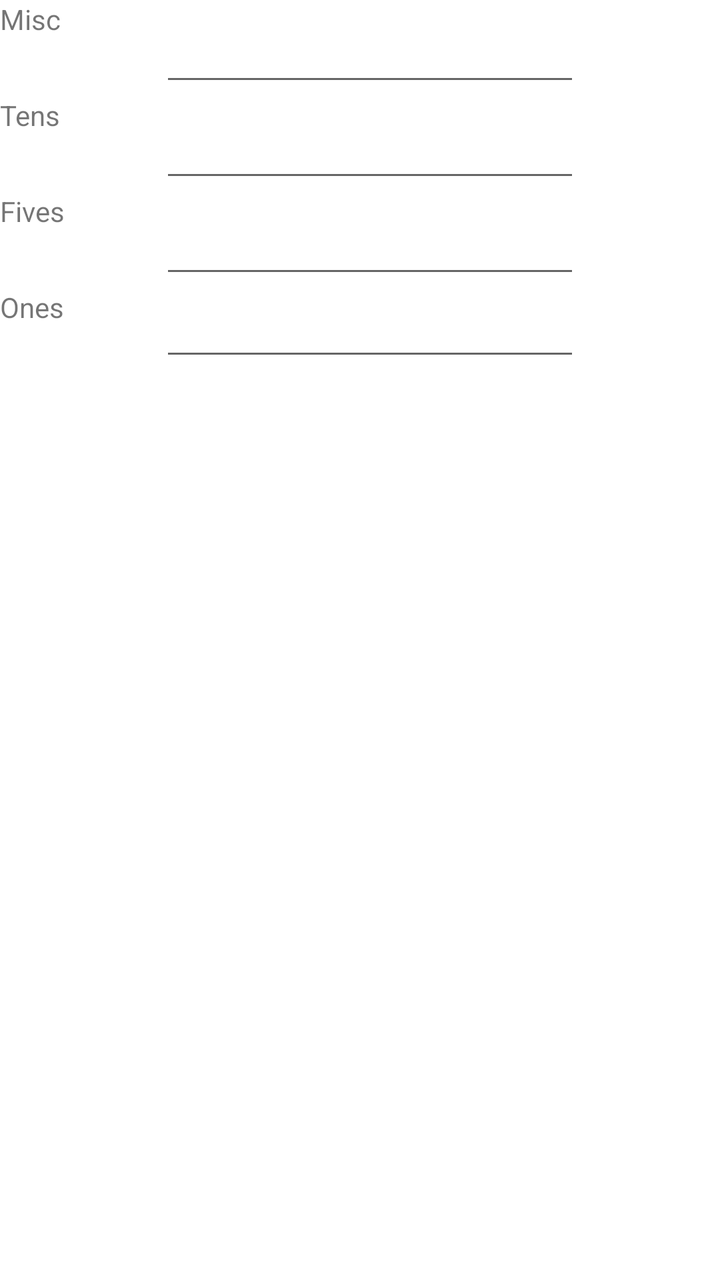
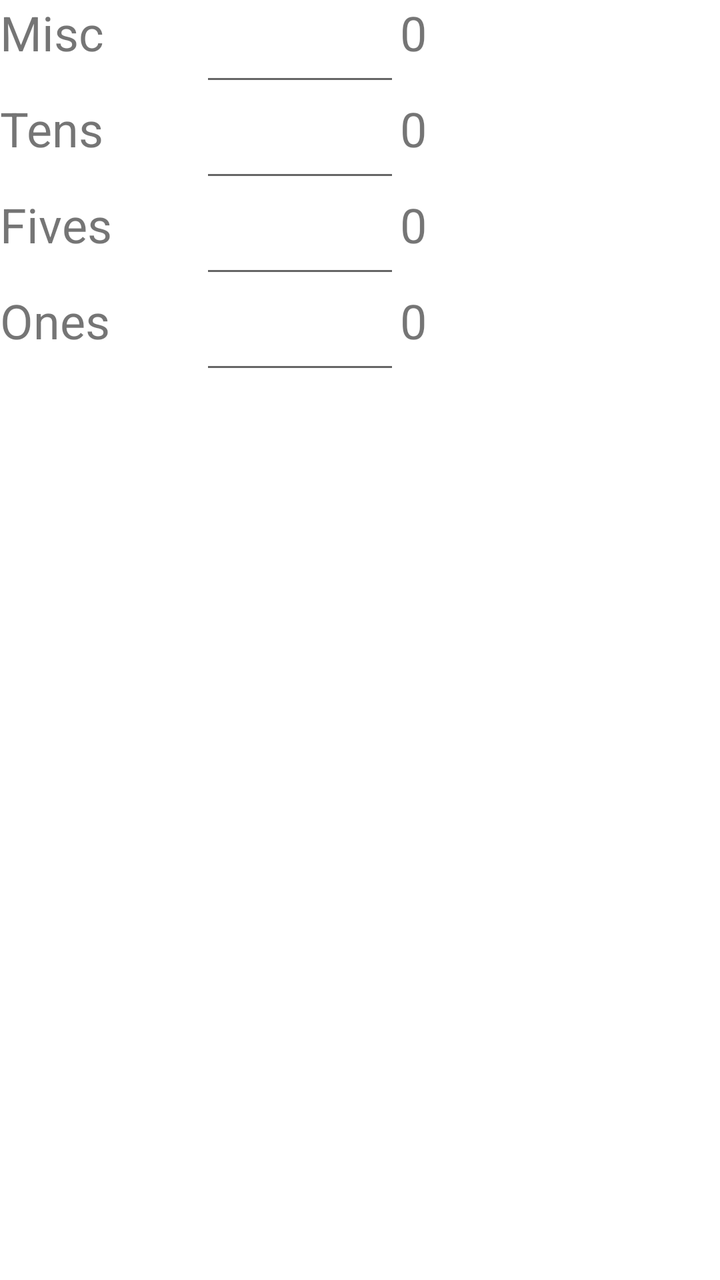

An Android layout rendered at two revisions. The XML below is the earlier revision; the diff shows what the commit changed to produce the second picture.
<!-- AndroidManifest.xml: application theme Theme.TillCalculator -->
<!-- res/layout/fragment_bills.xml -->
<?xml version="1.0" encoding="utf-8"?>
<androidx.constraintlayout.widget.ConstraintLayout xmlns:android="http://schemas.android.com/apk/res/android"
    xmlns:app="http://schemas.android.com/apk/res-auto"
    xmlns:tools="http://schemas.android.com/tools"
    android:layout_width="match_parent"
    android:layout_height="match_parent"
    android:orientation="horizontal"
    tools:context=".BillsFragment">

    <TextView
        android:id="@+id/miscBillsLabel"
        android:layout_width="@dimen/label_width"
        android:layout_height="0dp"
        android:text="Misc"
        app:layout_constraintBottom_toBottomOf="@+id/miscBills"
        app:layout_constraintEnd_toStartOf="@+id/miscBills"
        app:layout_constraintTop_toTopOf="@+id/miscBills" />

    <TextView
        android:id="@+id/tensLabel"
        android:layout_width="@dimen/label_width"
        android:layout_height="0dp"
        android:text="Tens"
        app:layout_constraintBottom_toBottomOf="@+id/tens"
        app:layout_constraintEnd_toStartOf="@+id/tens"
        app:layout_constraintTop_toBottomOf="@+id/miscBills" />

    <TextView
        android:id="@+id/fivesLabel"
        android:layout_width="@dimen/label_width"
        android:layout_height="0dp"
        android:text="Fives"
        app:layout_constraintBottom_toBottomOf="@+id/fives"
        app:layout_constraintEnd_toStartOf="@+id/fives"
        app:layout_constraintTop_toTopOf="@+id/fives"
        app:layout_constraintVertical_bias="1.0" />

    <TextView
        android:id="@+id/onesLabel"
        android:layout_width="@dimen/label_width"
        android:layout_height="0dp"
        android:text="Ones"
        app:layout_constraintBottom_toBottomOf="@+id/ones"
        app:layout_constraintEnd_toStartOf="@+id/ones"
        app:layout_constraintTop_toBottomOf="@+id/fives"
        app:layout_constraintVertical_bias="0.423" />

    <EditText
        android:id="@+id/miscBills"
        android:layout_width="wrap_content"
        android:layout_height="48dp"
        android:ems="10"
        android:inputType="number"
        app:layout_constraintStart_toEndOf="@+id/miscBillsLabel"
        app:layout_constraintTop_toTopOf="parent"
        tools:ignore="SpeakableTextPresentCheck" />

    <EditText
        android:id="@+id/tens"
        android:layout_width="wrap_content"
        android:layout_height="48dp"
        android:ems="10"
        android:inputType="number"
        app:layout_constraintStart_toEndOf="@+id/miscBillsLabel"
        app:layout_constraintTop_toBottomOf="@+id/miscBills"
        tools:ignore="SpeakableTextPresentCheck" />

    <EditText
        android:id="@+id/fives"
        android:layout_width="wrap_content"
        android:layout_height="48dp"
        android:ems="10"
        android:inputType="number"
        app:layout_constraintStart_toStartOf="@+id/tens"
        app:layout_constraintTop_toBottomOf="@+id/tens"
        tools:ignore="SpeakableTextPresentCheck" />

    <EditText
        android:id="@+id/ones"
        android:layout_width="wrap_content"
        android:layout_height="wrap_content"
        android:ems="10"
        android:inputType="number"
        app:layout_constraintEnd_toEndOf="@+id/fives"
        app:layout_constraintStart_toEndOf="@+id/fivesLabel"
        app:layout_constraintTop_toBottomOf="@+id/fives" />

</androidx.constraintlayout.widget.ConstraintLayout>
<!-- resources referenced by this layout -->
<resources>
  <dimen name="label_width">80dp</dimen>
  <style name="Theme.TillCalculator" parent="Theme.MaterialComponents.DayNight.DarkActionBar">
          
          <item name="colorPrimary">@color/purple_500</item>
          <item name="colorPrimaryVariant">@color/purple_700</item>
          <item name="colorOnPrimary">@color/white</item>
          
          <item name="colorSecondary">@color/teal_200</item>
          <item name="colorSecondaryVariant">@color/teal_700</item>
          <item name="colorOnSecondary">@color/black</item>
          
          <item name="android:statusBarColor" tools:targetApi="l">?attr/colorPrimaryVariant</item>
          
      </style>
  <color name="purple_500">#FF6200EE</color>
  <color name="purple_700">#FF3700B3</color>
  <color name="white">#FFFFFFFF</color>
  <color name="teal_200">#FF03DAC5</color>
  <color name="teal_700">#FF018786</color>
  <color name="black">#FF000000</color>
</resources>

<!-- the commit's change to res/layout/fragment_bills.xml (unified diff, before → after) -->
@@ -8,81 +8,112 @@
     tools:context=".BillsFragment">
 
     <TextView
+        android:id="@+id/miscBillsTotal"
+        android:layout_width="@dimen/label_width"
+        android:layout_height="48dp"
+        android:text="0"
+        android:textSize="24sp"
+        app:layout_constraintStart_toEndOf="@+id/miscBills"
+        app:layout_constraintTop_toTopOf="@+id/miscBills" />
+
+    <TextView
+        android:id="@+id/onesTotal"
+        android:layout_width="@dimen/label_width"
+        android:layout_height="48dp"
+        android:text="0"
+        android:textSize="24sp"
+        app:layout_constraintStart_toEndOf="@+id/ones"
+        app:layout_constraintTop_toTopOf="@+id/ones" />
+
+    <TextView
+        android:id="@+id/tensTotal"
+        android:layout_width="@dimen/label_width"
+        android:layout_height="48dp"
+        android:text="0"
+        android:textSize="24sp"
+        app:layout_constraintStart_toEndOf="@+id/tens"
+        app:layout_constraintTop_toTopOf="@+id/tens" />
+
+    <TextView
+        android:id="@+id/fivesTotal"
+        android:layout_width="@dimen/label_width"
+        android:layout_height="48dp"
+        android:text="0"
+        android:textSize="24sp"
+        app:layout_constraintStart_toEndOf="@+id/fives"
+        app:layout_constraintTop_toTopOf="@+id/fives" />
+
+    <EditText
+        android:id="@+id/miscBills"
+        android:layout_width="100dp"
+        android:layout_height="48dp"
+        android:ems="10"
+        android:inputType="number"
+        app:layout_constraintStart_toEndOf="@+id/miscBillsLabel"
+        app:layout_constraintTop_toTopOf="@+id/miscBillsLabel" />
+
+    <TextView
+        android:id="@+id/onesLabel"
+        android:layout_width="@dimen/label_width"
+        android:layout_height="48dp"
+        android:text="Ones"
+        android:textSize="24sp"
+        app:layout_constraintStart_toStartOf="@+id/fivesLabel"
+        app:layout_constraintTop_toBottomOf="@+id/fivesLabel" />
+
+    <EditText
+        android:id="@+id/ones"
+        android:layout_width="100dp"
+        android:layout_height="wrap_content"
+        android:ems="10"
+        android:inputType="number"
+        android:minHeight="48dp"
+        app:layout_constraintStart_toEndOf="@+id/onesLabel"
+        app:layout_constraintTop_toTopOf="@+id/onesLabel" />
+
+    <EditText
+        android:id="@+id/fives"
+        android:layout_width="100dp"
+        android:layout_height="48dp"
+        android:ems="10"
+        android:inputType="number"
+        app:layout_constraintStart_toEndOf="@+id/fivesLabel"
+        app:layout_constraintTop_toTopOf="@+id/fivesLabel" />
+
+    <TextView
         android:id="@+id/miscBillsLabel"
         android:layout_width="@dimen/label_width"
-        android:layout_height="0dp"
+        android:layout_height="48dp"
         android:text="Misc"
-        app:layout_constraintBottom_toBottomOf="@+id/miscBills"
-        app:layout_constraintEnd_toStartOf="@+id/miscBills"
-        app:layout_constraintTop_toTopOf="@+id/miscBills" />
+        android:textSize="24sp"
+        app:layout_constraintStart_toStartOf="parent"
+        app:layout_constraintTop_toTopOf="parent" />
 
     <TextView
         android:id="@+id/tensLabel"
         android:layout_width="@dimen/label_width"
-        android:layout_height="0dp"
+        android:layout_height="48dp"
         android:text="Tens"
-        app:layout_constraintBottom_toBottomOf="@+id/tens"
-        app:layout_constraintEnd_toStartOf="@+id/tens"
-        app:layout_constraintTop_toBottomOf="@+id/miscBills" />
+        android:textSize="24sp"
+        app:layout_constraintStart_toStartOf="@+id/miscBillsLabel"
+        app:layout_constraintTop_toBottomOf="@+id/miscBillsLabel" />
 
     <TextView
         android:id="@+id/fivesLabel"
         android:layout_width="@dimen/label_width"
-        android:layout_height="0dp"
+        android:layout_height="48dp"
         android:text="Fives"
-        app:layout_constraintBottom_toBottomOf="@+id/fives"
-        app:layout_constraintEnd_toStartOf="@+id/fives"
-        app:layout_constraintTop_toTopOf="@+id/fives"
-        app:layout_constraintVertical_bias="1.0" />
-
-    <TextView
-        android:id="@+id/onesLabel"
-        android:layout_width="@dimen/label_width"
-        android:layout_height="0dp"
-        android:text="Ones"
-        app:layout_constraintBottom_toBottomOf="@+id/ones"
-        app:layout_constraintEnd_toStartOf="@+id/ones"
-        app:layout_constraintTop_toBottomOf="@+id/fives"
-        app:layout_constraintVertical_bias="0.423" />
+        android:textSize="24sp"
+        app:layout_constraintStart_toStartOf="@+id/tensLabel"
+        app:layout_constraintTop_toBottomOf="@+id/tensLabel" />
 
     <EditText
-        android:id="@+id/miscBills"
-        android:layout_width="wrap_content"
+        android:id="@+id/tens"
+        android:layout_width="100dp"
         android:layout_height="48dp"
         android:ems="10"
         android:inputType="number"
-        app:layout_constraintStart_toEndOf="@+id/miscBillsLabel"
-        app:layout_constraintTop_toTopOf="parent"
-        tools:ignore="SpeakableTextPresentCheck" />
-
-    <EditText
-        android:id="@+id/tens"
-        android:layout_width="wrap_content"
-        android:layout_height="48dp"
-        android:ems="10"
-        android:inputType="number"
-        app:layout_constraintStart_toEndOf="@+id/miscBillsLabel"
-        app:layout_constraintTop_toBottomOf="@+id/miscBills"
-        tools:ignore="SpeakableTextPresentCheck" />
-
-    <EditText
-        android:id="@+id/fives"
-        android:layout_width="wrap_content"
-        android:layout_height="48dp"
-        android:ems="10"
-        android:inputType="number"
-        app:layout_constraintStart_toStartOf="@+id/tens"
-        app:layout_constraintTop_toBottomOf="@+id/tens"
-        tools:ignore="SpeakableTextPresentCheck" />
-
-    <EditText
-        android:id="@+id/ones"
-        android:layout_width="wrap_content"
-        android:layout_height="wrap_content"
-        android:ems="10"
-        android:inputType="number"
-        app:layout_constraintEnd_toEndOf="@+id/fives"
-        app:layout_constraintStart_toEndOf="@+id/fivesLabel"
-        app:layout_constraintTop_toBottomOf="@+id/fives" />
+        app:layout_constraintStart_toEndOf="@+id/tensLabel"
+        app:layout_constraintTop_toTopOf="@+id/tensLabel" />
 
 </androidx.constraintlayout.widget.ConstraintLayout>
<!-- resource entries referenced after the edit -->
@@ -1,6 +1,6 @@
 <!-- resources referenced by this layout -->
 <resources>
-  <dimen name="label_width">80dp</dimen>
+  <dimen name="label_width">100dp</dimen>
   <style name="Theme.TillCalculator" parent="Theme.MaterialComponents.DayNight.DarkActionBar">
           
           <item name="colorPrimary">@color/purple_500</item>
